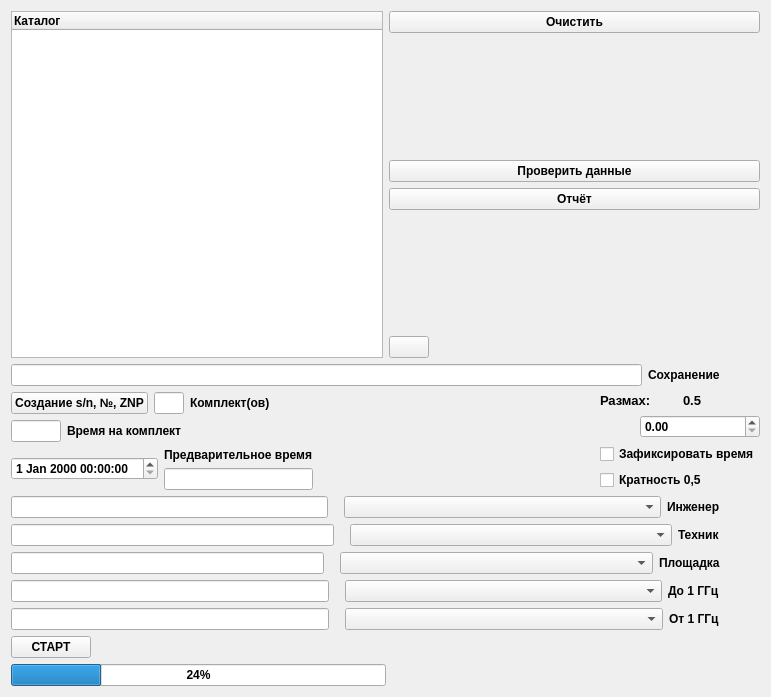
The window that source/generator/generatorpemiwidget.ui (VictorZ08/Path) describes before a commit, drawn with Qt 5.
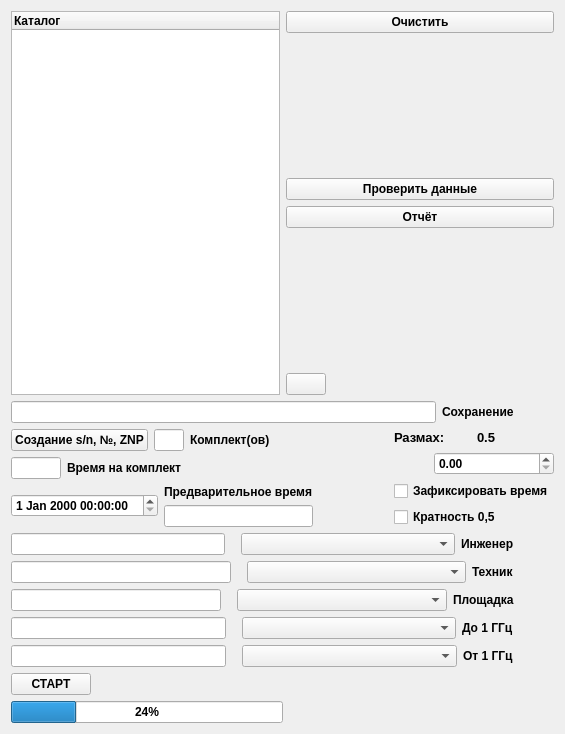
The same window after the commit. Icons and pictures are not drawn.

What changed in the file:
```diff
--- a/source/generator/generatorpemiwidget.ui
+++ b/source/generator/generatorpemiwidget.ui
@@ -6,8 +6,8 @@
    <rect>
     <x>0</x>
     <y>0</y>
-    <width>771</width>
-    <height>697</height>
+    <width>565</width>
+    <height>734</height>
    </rect>
   </property>
   <property name="font">
```
